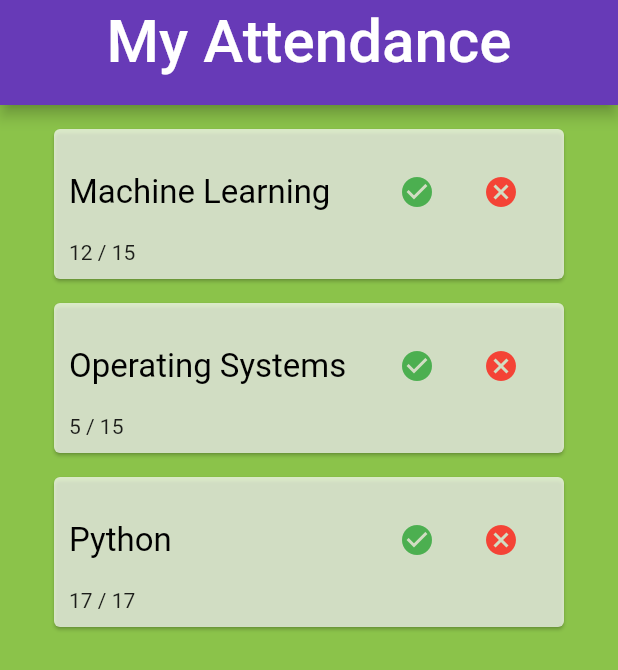
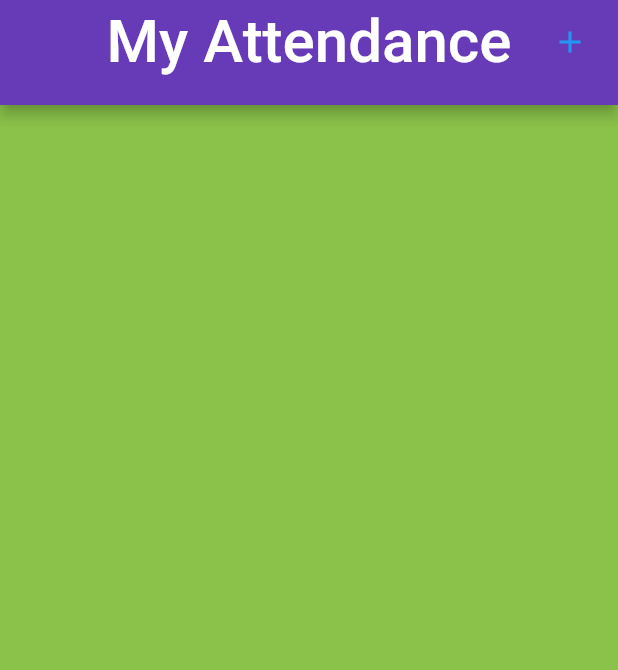
Before and after one commit to guneet446/attendance, a Flutter app: the screen it shows after launch, on a phone screen of 412 x 824 dp. Shown: the top 670 px of the screen. Run offline on Flutter 3.47's test engine with Material 2 defaults, Android fonts, the phone set to English and light mode, and no system bars.

Commit message:
user input added

```diff
--- a/lib/Attendance.dart
+++ b/lib/Attendance.dart
@@ -8,7 +8,7 @@ class Attendance extends StatefulWidget {
   _AttendanceState createState() => _AttendanceState();
 }
 
-List<SubjectAttendanceDetails> subjects = [SubjectAttendanceDetails("Machine Learning", 12, 15), SubjectAttendanceDetails("Operating Systems", 5, 15), SubjectAttendanceDetails("Python", 17, 17)];
+List<SubjectAttendanceDetails> subjects = [];
 
 class _AttendanceState extends State<Attendance> {
   @override
@@ -20,59 +20,58 @@ class _AttendanceState extends State<Attendance> {
           title: Text('My Attendance', style: TextStyle( color: Colors.white, fontSize: 40,),),
           backgroundColor: Colors.deepPurple,
           centerTitle: true,
+          actions: [
+            TextButton(
+              child: Icon(Icons.add),
+              onPressed: () {
+                _getSubject(context);
+              },
+            ),
+          ],
         ),
       ),
-      /*bottomNavigationBar: BottomAppBar(
-        child: Padding(
-          padding: const EdgeInsets.fromLTRB(26,10,26,10),
-          child: Row(
-            mainAxisAlignment: MainAxisAlignment.spaceBetween,
-            children: <Widget>[
-              Text(
-                'Total = Rs ' + total.toString(),
-                style: TextStyle(
-                  fontSize: 26,
-                  color: Colors.white,
-                ),),
-              RaisedButton(
-                onPressed: (){
-                  Navigator.pushReplacement(
-                      context,
-                      MaterialPageRoute(builder: (context) => Confirm())
-                  );
-                },
-                elevation: 8,
-                color: Color(0xffF2CC8F),
-                shape: RoundedRectangleBorder(
-                  borderRadius: BorderRadius.circular(20),
-                ),
-                child: Text(
-                  'Continue',
-                  style: TextStyle(
-                    fontSize: 20,
-                    fontFamily: 'Pacifico',
-                    color: Color(0xff3D405B),
-                  ),
-                ),
-              ),
-            ],
-          ),
-        ),
-        color: Color(0xffe29578),
-      ),*/
       body: ListView.builder(
         itemCount: subjects.length,
         itemBuilder: (context, index) {
           return AttendanceCard(
             subject: subjects[index],
-            /*updateTotal: () {
-              setState(() {
-                foods.forEach((food) {total += food.amount;});
-              });
-            },*/
           );
         },
       ),
     );
   }
+
+  final myController = TextEditingController();
+
+  _getSubject(BuildContext context) async{
+    return showDialog(context: context, builder: (context) {
+      return AlertDialog(
+        title: Text("Subject"),
+        content: Column(
+          mainAxisSize: MainAxisSize.min,
+          children: [
+            TextFormField(
+              controller: myController,
+              decoration: InputDecoration(
+                  labelText: 'Subject'
+              ),
+              validator: (val) {
+                return val.isEmpty ? 'Enter the subject name' : null;
+              },
+            ),
+            TextButton(
+              onPressed: _setSubject,
+              child: Text('Submit'),
+            ),
+          ],
+        ),
+      );
+    });
+  }
+
+  void _setSubject() {
+    setState(() {
+      subjects.add(SubjectAttendanceDetails(myController.text, 1, 2));
+    });
+  }
 }
--- a/pubspec.yaml
+++ b/pubspec.yaml
@@ -21,6 +21,7 @@ environment:
   sdk: ">=2.7.0 <3.0.0"
 
 dependencies:
+  fl_chart: ^0.35.0
   flutter:
     sdk: flutter
 
```
Also changed, not shown: lib/AttendanceCard.dart (+39 -27 lines), pubspec.lock.
